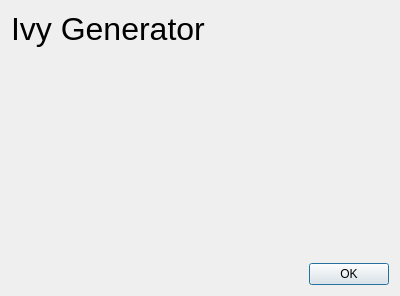
Old version of the form aboutdialog.ui in the repository mattiascibien/ivygen.
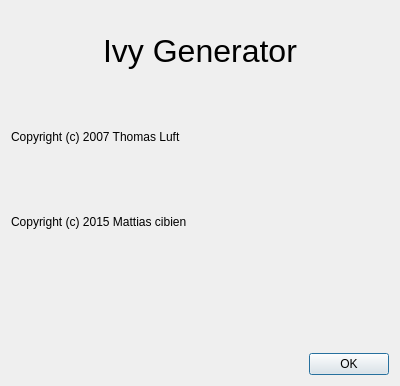
New version of the form. Icons and pictures are not drawn.

Commit message: Adding copyright and icon to aboutbox.

Diff of the .ui file:
```diff
--- a/aboutdialog.ui
+++ b/aboutdialog.ui
@@ -7,7 +7,7 @@
     <x>0</x>
     <y>0</y>
     <width>400</width>
-    <height>296</height>
+    <height>386</height>
    </rect>
   </property>
   <property name="windowTitle">
@@ -24,20 +24,37 @@
      <property name="text">
       <string>Ivy Generator</string>
      </property>
+     <property name="alignment">
+      <set>Qt::AlignCenter</set>
+     </property>
     </widget>
    </item>
    <item>
-    <spacer name="verticalSpacer">
-     <property name="orientation">
-      <enum>Qt::Vertical</enum>
+    <widget class="QLabel" name="label">
+     <property name="text">
+      <string>Copyright (c) 2007 Thomas Luft</string>
      </property>
-     <property name="sizeHint" stdset="0">
-      <size>
-       <width>20</width>
-       <height>201</height>
-      </size>
+    </widget>
+   </item>
+   <item>
+    <widget class="QLabel" name="label_2">
+     <property name="text">
+      <string>Copyright (c) 2015 Mattias cibien</string>
      </property>
-    </spacer>
+    </widget>
+   </item>
+   <item>
+    <widget class="QLabel" name="label_3">
+     <property name="text">
+      <string/>
+     </property>
+     <property name="pixmap">
+      <pixmap resource="ivygen.qrc">:/images/resources/images/icon_big.png</pixmap>
+     </property>
+     <property name="alignment">
+      <set>Qt::AlignCenter</set>
+     </property>
+    </widget>
    </item>
    <item>
     <widget class="QDialogButtonBox" name="buttonBox">
```
Left out of the diff: 4 changed lines with no effect on the pictures. The commit also changes 3 other files.
